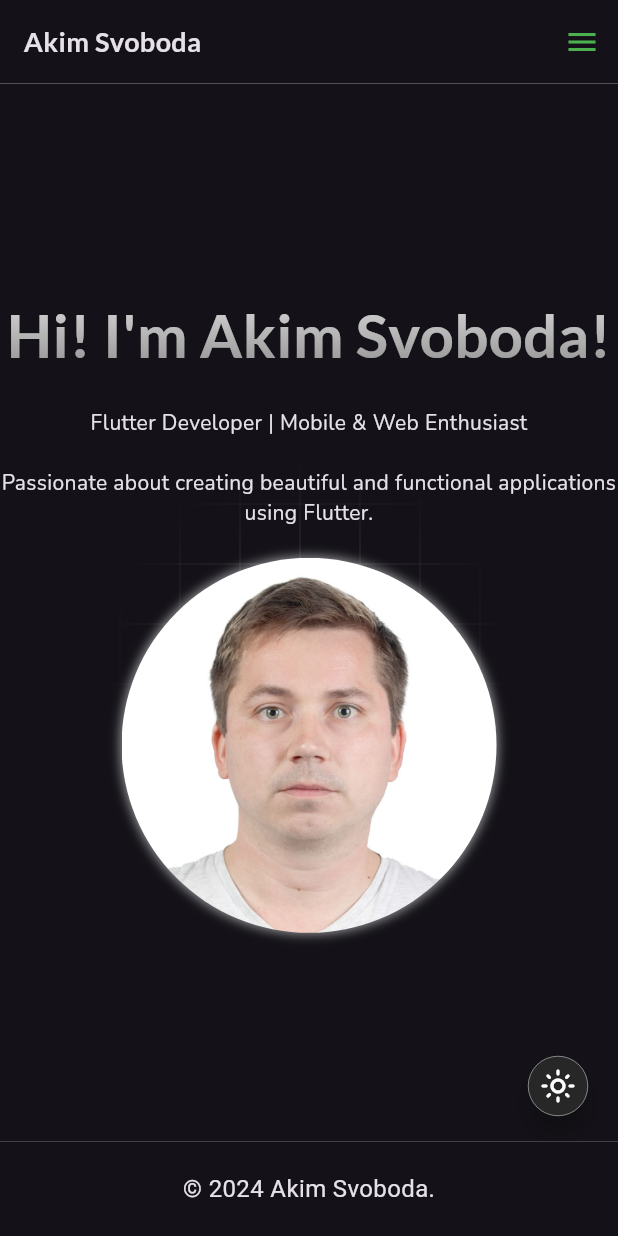
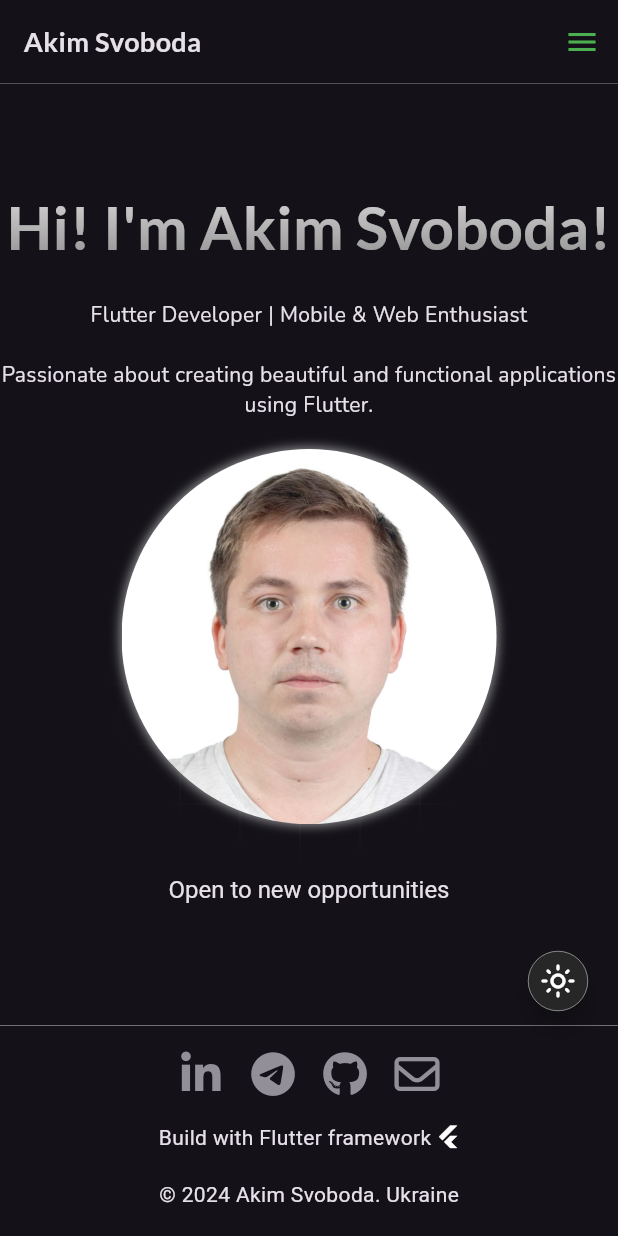
Before and after one commit to Akimskate/my_portfolio, a Flutter app: the screen it shows after launch, on a phone screen of 412 x 824 dp. Run offline on Flutter 3.47's test engine with Material 3 defaults, Android fonts, the phone set to English and light mode, and no system bars; drawn by our look-alikes of animated_text_kit; our stand-ins replace flutter_riverpod, font_awesome_flutter, google_fonts, responsive_builder.

Commit message:
Added Icons and djinni button

```diff
--- a/lib/app/utils/url_constants.dart
+++ b/lib/app/utils/url_constants.dart
@@ -4,6 +4,6 @@ class UrlConstants {
   static const String twitter = 'https://x.com/svoboda_akim';
   static const String telegram = 'tg://resolve?domain=Akimskate';
   static const String email = 'mailto:akim.svoboda@gmail.com';
-  static const String djinni = 'https://djinni.co/q/fa60c0ba3e/';
+  static const String djinni = 'https://djinni.co/q/0e323ab4be/';
   static const String gitHub = 'https://github.com/Akimskate';
 }
--- a/lib/presentation/common_widgets/app_button_styles.dart
+++ b/lib/presentation/common_widgets/app_button_styles.dart
@@ -11,7 +11,7 @@ class AppButtonStyles {
       }),
       overlayColor: WidgetStateProperty.all(Colors.transparent),
       textStyle: WidgetStateProperty.all(
-        const TextStyle(fontSize: 18),
+        const TextStyle(fontSize: 22),
       ),
     );
   }
--- /dev/null
+++ b/lib/presentation/common_widgets/djinni_button.dart
@@ -0,0 +1,43 @@
+import 'package:flutter/material.dart';
+import 'package:my_portfolio/app/utils/url_constants.dart';
+import 'package:my_portfolio/app/utils/url_launcher_helper.dart';
+
+class DjinniButton extends StatelessWidget {
+  const DjinniButton({super.key});
+
+  @override
+  Widget build(BuildContext context) {
+    return TextButton(
+      onPressed: () {
+        UrlLauncherHelper.launch(UrlConstants.djinni);
+      },
+      style: ButtonStyle(
+        textStyle: WidgetStateProperty.resolveWith((states) {
+          if (states.contains(WidgetState.hovered)) {
+            return const TextStyle(fontSize: 18, fontWeight: FontWeight.bold);
+          }
+          return const TextStyle(fontSize: 16);
+        }),
+        foregroundColor: WidgetStateProperty.resolveWith((states) {
+          if (states.contains(WidgetState.hovered)) {
+            return Theme.of(context).colorScheme.inverseSurface;
+          }
+          return Theme.of(context).colorScheme.inverseSurface;
+        }),
+        shape: WidgetStateProperty.resolveWith((states) {
+          return RoundedRectangleBorder(
+            side: BorderSide(
+              color: states.contains(WidgetState.hovered) ? Colors.green : Colors.transparent,
+              width: 1.0,
+            ),
+            borderRadius: BorderRadius.circular(8),
+          );
+        }),
+        padding: WidgetStateProperty.all(
+          const EdgeInsets.symmetric(horizontal: 12, vertical: 6),
+        ),
+      ),
+      child: const Text("Open to new opportunities"),
+    );
+  }
+}
--- a/lib/presentation/common_widgets/footer.dart
+++ b/lib/presentation/common_widgets/footer.dart
@@ -1,27 +1,91 @@
 import 'package:flutter/material.dart';
+import 'package:font_awesome_flutter/font_awesome_flutter.dart';
+import 'package:my_portfolio/app/utils/url_constants.dart';
+import 'package:my_portfolio/app/utils/url_launcher_helper.dart';
+import 'package:my_portfolio/presentation/common_widgets/app_button_styles.dart';
 
 class Footer extends StatelessWidget {
   const Footer({super.key});
 
   @override
   Widget build(BuildContext context) {
-    return Column(
+    return Container(
+      color: Theme.of(context).colorScheme.surface,
+      child: Column(
         children: [
           Container(
             color: Theme.of(context).colorScheme.inverseSurface,
             height: 0.3,
           ),
+          Padding(
+            padding: const EdgeInsets.all(8.0),
+            child: Row(
+              mainAxisAlignment: MainAxisAlignment.center,
+              children: [
+                IconButton(
+                  icon: const Icon(
+                    FontAwesomeIcons.linkedinIn,
+                    size: 30,
+                  ),
+                  style: AppButtonStyles.getButtonStyle(context),
+                  onPressed: () {
+                    UrlLauncherHelper.launch(UrlConstants.linkedIn);
+                  },
+                ),
+                IconButton(
+                  icon: const Icon(
+                    FontAwesomeIcons.telegram,
+                    size: 30,
+                  ),
+                  style: AppButtonStyles.getButtonStyle(context),
+                  onPressed: () {
+                    UrlLauncherHelper.launchTelegram();
+                  },
+                ),
+                IconButton(
+                  icon: const Icon(
+                    FontAwesomeIcons.github,
+                    size: 30,
+                  ),
+                  style: AppButtonStyles.getButtonStyle(context),
+                  onPressed: () {
+                    UrlLauncherHelper.launch(UrlConstants.gitHub);
+                  },
+                ),
+                IconButton(
+                  icon: const Icon(
+                    FontAwesomeIcons.envelope,
+                    size: 30,
+                  ),
+                  style: AppButtonStyles.getButtonStyle(context),
+                  onPressed: () {
+                    UrlLauncherHelper.launch(UrlConstants.email);
+                  },
+                ),
+              ],
+            ),
+          ),
+          const Row(
+            mainAxisAlignment: MainAxisAlignment.center,
+            children: [
+              Text("Build with Flutter framework "),
+              Icon(
+                FontAwesomeIcons.flutter,
+                size: 15,
+              ),
+            ],
+          ),
           Container(
-          padding: const EdgeInsets.all(20),
-          color: Theme.of(context).colorScheme.surface,
+            padding: const EdgeInsets.all(18),
             child: const Center(
               child: Text(
-              '© 2024 Akim Svoboda.',
-              style: TextStyle(fontSize: 16),
+                '© 2024 Akim Svoboda. Ukraine',
+                style: TextStyle(fontSize: 14),
               ),
             ),
           ),
         ],
+      ),
     );
   }
 }
--- a/lib/presentation/common_widgets/theme_switch_button.dart
+++ b/lib/presentation/common_widgets/theme_switch_button.dart
@@ -17,7 +17,7 @@ class ThemeSwitchFAB extends ConsumerWidget {
     }
 
     return Padding(
-      padding: const EdgeInsets.only(bottom: 60),
+      padding: const EdgeInsets.only(bottom: 130),
       child: FloatingActionButton(
         mini: true,
         backgroundColor: fabBackgroundColor,
--- a/lib/presentation/screens/desktop/desktop_page.dart
+++ b/lib/presentation/screens/desktop/desktop_page.dart
@@ -3,6 +3,7 @@ import 'package:my_portfolio/app/utils/animated_background_ovoids.dart';
 import 'package:my_portfolio/app/utils/background_grid.dart';
 import 'package:my_portfolio/presentation/common_widgets/avatar.dart';
 import 'package:my_portfolio/presentation/common_widgets/custom_app_bar.dart';
+import 'package:my_portfolio/presentation/common_widgets/djinni_button.dart';
 import 'package:my_portfolio/presentation/common_widgets/footer.dart';
 import 'package:my_portfolio/presentation/common_widgets/theme_switch_button.dart';
 import 'package:my_portfolio/presentation/common_widgets/title_text.dart';
@@ -63,6 +64,8 @@ class _DesktopPageState extends State<DesktopPage> with SingleTickerProviderStat
                       TitleText(titleSize: 60, helpTextSize: 18),
                       SizedBox(height: 20),
                       Avatar(),
+                      SizedBox(height: 20),
+                      DjinniButton()
                     ],
                   ),
                 ),
--- a/lib/presentation/screens/mobile/mobile_landscape_page.dart
+++ b/lib/presentation/screens/mobile/mobile_landscape_page.dart
@@ -2,6 +2,7 @@ import 'package:flutter/material.dart';
 import 'package:my_portfolio/app/utils/background_grid.dart';
 import 'package:my_portfolio/presentation/common_widgets/avatar.dart';
 import 'package:my_portfolio/presentation/common_widgets/custom_app_bar.dart';
+import 'package:my_portfolio/presentation/common_widgets/djinni_button.dart';
 import 'package:my_portfolio/presentation/common_widgets/footer.dart';
 import 'package:my_portfolio/presentation/common_widgets/theme_switch_button.dart';
 import 'package:my_portfolio/presentation/common_widgets/title_text.dart';
@@ -25,6 +26,8 @@ class MobileLandscapePage extends StatelessWidget {
                     TitleText(titleSize: 40, helpTextSize: 14),
                     SizedBox(height: 20),
                     Avatar(),
+                    SizedBox(height: 20),
+                    DjinniButton(),
                   ],
                 ),
               ),
--- a/lib/presentation/screens/mobile/mobile_portrait_page.dart
+++ b/lib/presentation/screens/mobile/mobile_portrait_page.dart
@@ -2,6 +2,7 @@ import 'package:flutter/material.dart';
 import 'package:my_portfolio/app/utils/background_grid.dart';
 import 'package:my_portfolio/presentation/common_widgets/avatar.dart';
 import 'package:my_portfolio/presentation/common_widgets/custom_app_bar.dart';
+import 'package:my_portfolio/presentation/common_widgets/djinni_button.dart';
 import 'package:my_portfolio/presentation/common_widgets/footer.dart';
 import 'package:my_portfolio/presentation/common_widgets/theme_switch_button.dart';
 import 'package:my_portfolio/presentation/common_widgets/title_text.dart';
@@ -25,6 +26,8 @@ class MobilePortraitPage extends StatelessWidget {
                     TitleText(titleSize: 40, helpTextSize: 14),
                     SizedBox(height: 20),
                     Avatar(),
+                    SizedBox(height: 20),
+                    DjinniButton(),
                   ],
                 ),
               ),
--- a/lib/presentation/screens/tablet/tablet_landscape_page.dart
+++ b/lib/presentation/screens/tablet/tablet_landscape_page.dart
@@ -3,6 +3,7 @@ import 'package:my_portfolio/app/utils/animated_background_ovoids.dart';
 import 'package:my_portfolio/app/utils/background_grid.dart';
 import 'package:my_portfolio/presentation/common_widgets/avatar.dart';
 import 'package:my_portfolio/presentation/common_widgets/custom_app_bar.dart';
+import 'package:my_portfolio/presentation/common_widgets/djinni_button.dart';
 import 'package:my_portfolio/presentation/common_widgets/footer.dart';
 import 'package:my_portfolio/presentation/common_widgets/theme_switch_button.dart';
 import 'package:my_portfolio/presentation/common_widgets/title_text.dart';
@@ -59,6 +60,8 @@ class _TabletPortraitPageState extends State<TabletLandscapePage> with SingleTic
                         TitleText(titleSize: 50, helpTextSize: 16),
                         SizedBox(height: 20),
                         Avatar(),
+                        SizedBox(height: 20),
+                        DjinniButton(),
                       ],
                     ),
                   ),
--- a/lib/presentation/screens/tablet/tablet_portrait_page.dart
+++ b/lib/presentation/screens/tablet/tablet_portrait_page.dart
@@ -3,6 +3,7 @@ import 'package:my_portfolio/app/utils/animated_background_ovoids.dart';
 import 'package:my_portfolio/app/utils/background_grid.dart';
 import 'package:my_portfolio/presentation/common_widgets/avatar.dart';
 import 'package:my_portfolio/presentation/common_widgets/custom_app_bar.dart';
+import 'package:my_portfolio/presentation/common_widgets/djinni_button.dart';
 import 'package:my_portfolio/presentation/common_widgets/footer.dart';
 import 'package:my_portfolio/presentation/common_widgets/theme_switch_button.dart';
 import 'package:my_portfolio/presentation/common_widgets/title_text.dart';
@@ -59,6 +60,8 @@ class _TabletPortraitPageState extends State<TabletPortraitPage> with SingleTick
                         TitleText(titleSize: 50, helpTextSize: 16),
                         SizedBox(height: 20),
                         Avatar(),
+                        SizedBox(height: 20),
+                        DjinniButton(),
                       ],
                     ),
                   ),
```
Also changed, not shown: lib/presentation/common_widgets/custom_app_bar.dart (+77 -78 lines), assets/djinni.png (added), assets/github.png (added), assets/linkedin.png (added), assets/telegram.png (added), assets/x.png (added). Lines whose indentation alone changed are shown as unchanged.
